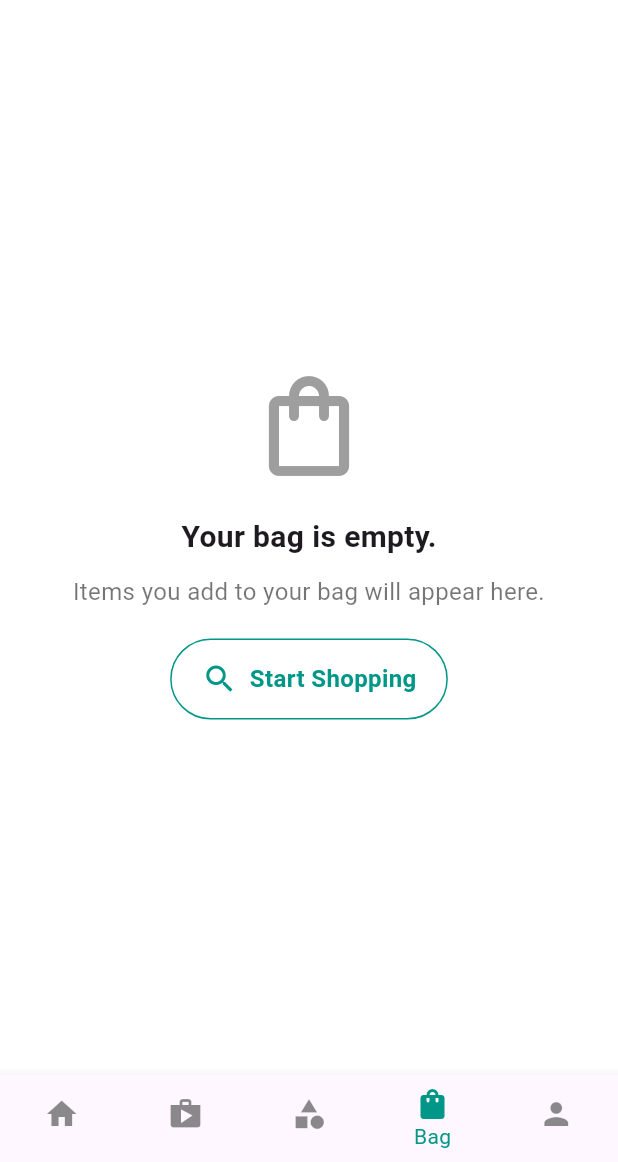
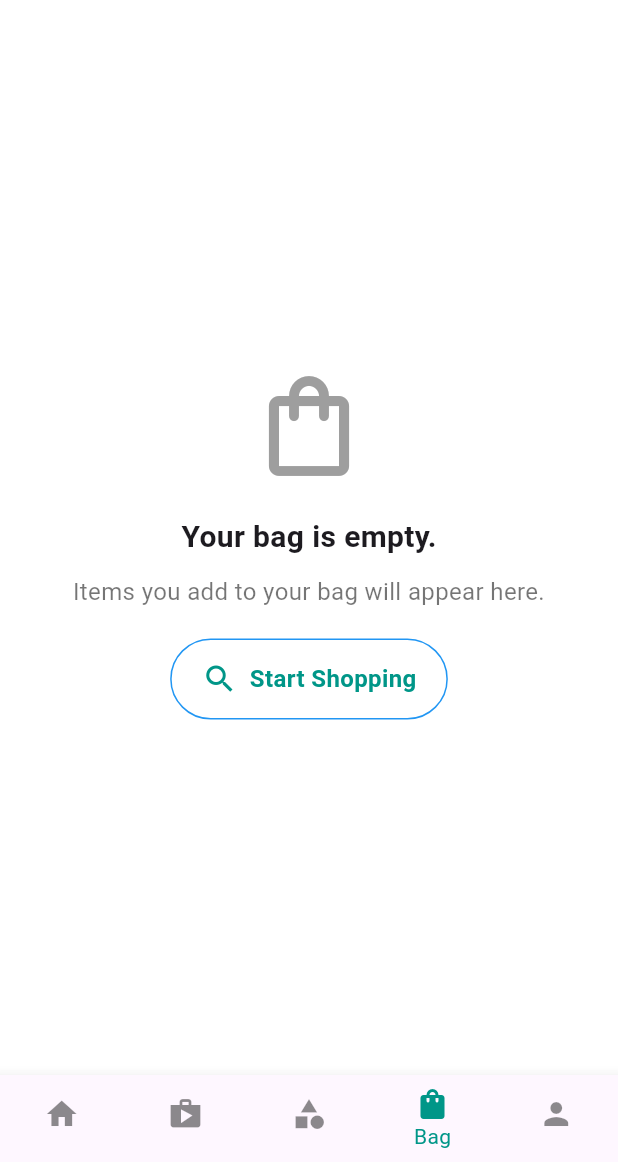
Before and after one commit to Dhrayblack/ijayworld, a Flutter app: the HomePage screen opened directly, item 4 of the bottom bar chosen, on a phone screen of 412 x 824 dp, the part 74-1236 px from its top. Run offline on Flutter 3.47's test engine with Material 3 defaults, Android fonts, the phone set to English and light mode, and no system bars.

Commit message:
Initial commit

```diff
--- a/lib/screens/bag_page.dart
+++ b/lib/screens/bag_page.dart
@@ -31,7 +31,7 @@ class BagPage extends StatelessWidget {
               child: Container(
                 padding: const EdgeInsets.symmetric(horizontal: 20, vertical: 14),
                 decoration: BoxDecoration(
-                  border: Border.all(color: Colors.teal),
+                  border: Border.all(color: Colors.blue),
                   borderRadius: BorderRadius.circular(30),
                   color: Colors.white,
                 ),
```
